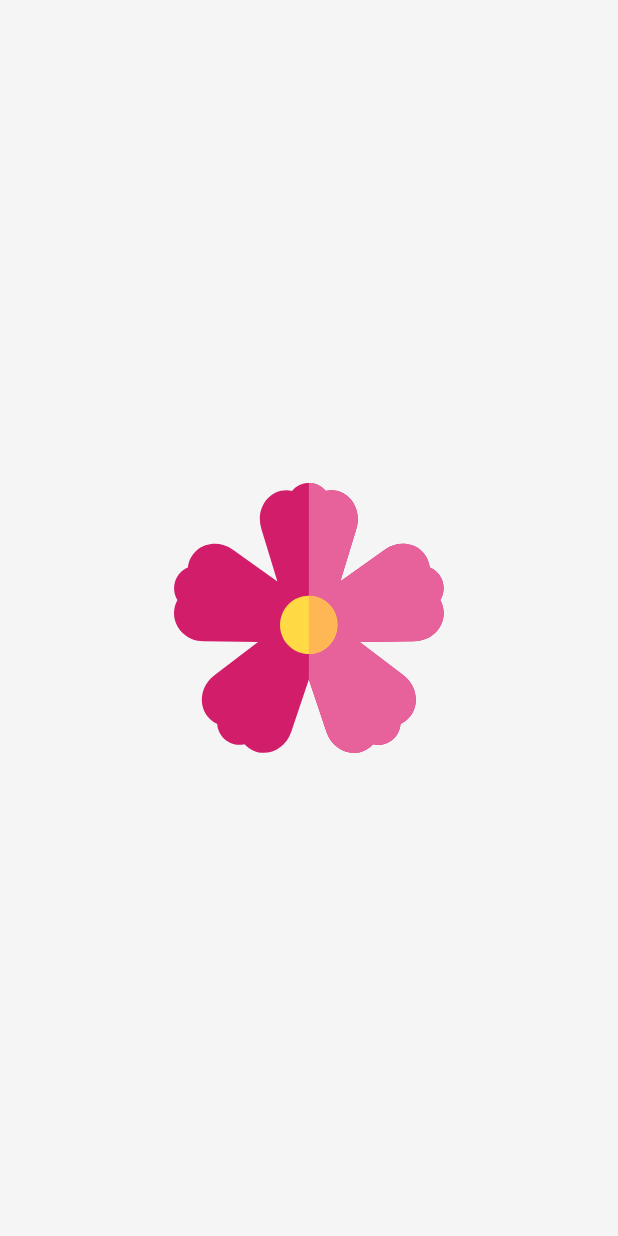
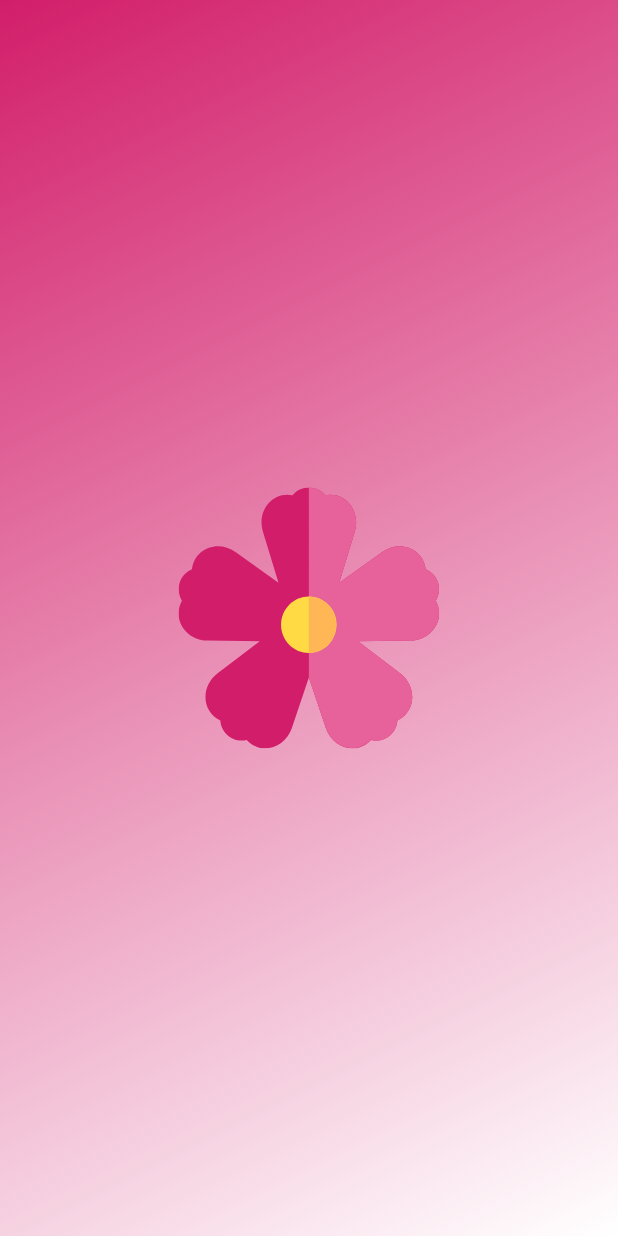
Before and after one commit to omarameen77/flower-ecommerce, a Flutter app: the SplashScreen screen opened by its route, on a phone screen of 412 x 824 dp. Run offline on Flutter 3.47's test engine with Material 3 defaults, Android fonts, the light colour scheme and no system bars; our stand-ins replace cached_network_image, dio, easy_localization, equatable, flutter_bloc, flutter_secure_storage and 7 more; accounts and stored records are empty; generated files the repository leaves out were written again.

Commit message:
feat(splash): enhance splash screen with improved animation and gradient background

```diff
--- a/lib/features/splash/presentation/pages/splash_screen.dart
+++ b/lib/features/splash/presentation/pages/splash_screen.dart
@@ -1,4 +1,6 @@
 import 'package:flower/core/resources/app_svgs.dart';
+import 'package:flower/core/storage/secure_storage_service.dart';
+import 'package:flower/core/theme/app_colors.dart';
 import 'package:flutter/material.dart';
 import 'package:flutter_svg/flutter_svg.dart';
 import 'package:flower/config/routes/routes.dart';
@@ -10,31 +12,48 @@ class SplashScreen extends StatefulWidget {
   State<SplashScreen> createState() => _SplashScreenState();
 }
 
-class _SplashScreenState extends State<SplashScreen> with SingleTickerProviderStateMixin {
+class _SplashScreenState extends State<SplashScreen>
+    with SingleTickerProviderStateMixin {
   late AnimationController _controller;
   late Animation<double> _animation;
 
   @override
   void initState() {
     super.initState();
+
     _controller = AnimationController(
       vsync: this,
-      duration: const Duration(milliseconds: 1500),
+      duration: const Duration(seconds: 3),
     );
-    _animation = CurvedAnimation(parent: _controller, curve: Curves.easeOutBack);
+
+    _animation = CurvedAnimation(
+      parent: _controller,
+      curve: Curves.easeOutBack,
+    );
 
     _controller.forward();
 
     _controller.addStatusListener((status) {
       if (status == AnimationStatus.completed) {
-        // Wait a bit before navigating
         Future.delayed(const Duration(milliseconds: 500), () {
-          if (mounted) {
-            Navigator.of(context).pushReplacementNamed(Routes.appSections);
-          }
+          _checkAuth();
         });
       }
     });
+  }
+
+  Future<void> _checkAuth() async {
+    final token = await SecureStorageService.getToken();
+
+    final isLoggedIn = token != null && token.isNotEmpty;
+
+    if (!mounted) return;
+
+    if (isLoggedIn) {
+      Navigator.pushReplacementNamed(context, Routes.appSections);
+    } else {
+      Navigator.pushReplacementNamed(context, Routes.login);
+    }
   }
 
   @override
@@ -46,13 +65,26 @@ class _SplashScreenState extends State<SplashScreen> with SingleTickerProviderSt
   @override
   Widget build(BuildContext context) {
     return Scaffold(
-      body: Center(
-        child: ScaleTransition(
-          scale: _animation,
-          child: SvgPicture.asset(
-            AppSvgs.splashLogo,
-            width: 180,
-            height: 180,
+      body: Container(
+        decoration: BoxDecoration(
+          gradient: LinearGradient(
+            colors: [
+              AppColors.primary,
+              AppColors.primaryLight,
+              AppColors.surface,
+            ],
+            begin: Alignment.topLeft,
+            end: Alignment.bottomRight,
+          ),
+        ),
+        child: Center(
+          child: ScaleTransition(
+            scale: _animation,
+            child: SvgPicture.asset(
+              AppSvgs.splashLogo,
+              width: 160,
+              height: 160,
+            ),
           ),
         ),
       ),
```
